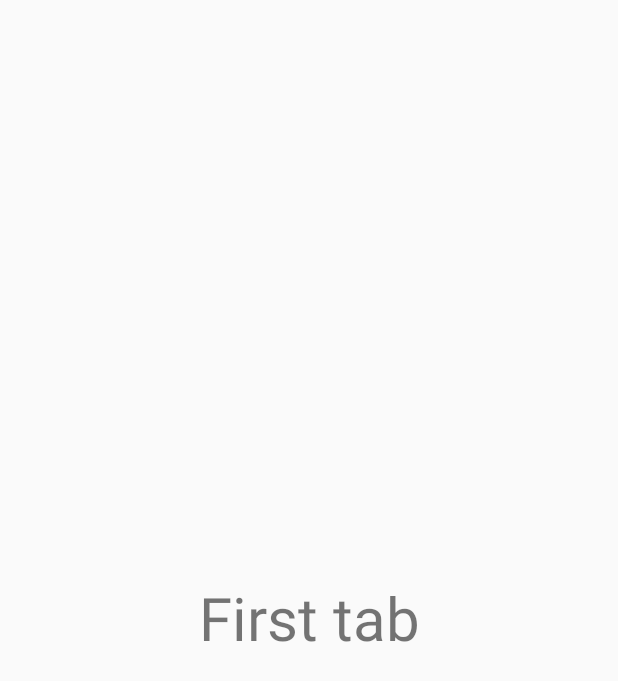
After one commit to jphchou/hatemail, an Android app: the layout fragment_first.xml on its own in the app's theme, with its tools: preview values and no code run, on a phone screen of 412 x 824 dp. The commit adds this screen. Shown: the top 681 px of the screen. Run offline under Robolectric (Android 15) with nearby library versions, the phone set to English and light mode, and no system bars.

Commit message:
shows tabs

```diff
--- /dev/null
+++ b/app/src/main/res/layout/fragment_first.xml
@@ -0,0 +1,14 @@
+<?xml version="1.0" encoding="utf-8"?>
+<FrameLayout xmlns:android="http://schemas.android.com/apk/res/android"
+             xmlns:tools="http://schemas.android.com/tools"
+             android:layout_width="match_parent"
+             android:layout_height="match_parent"
+             tools:context="edu.washington.info448.hatemail.FirstFragment">
+
+    <TextView
+            android:layout_width="match_parent"
+            android:layout_height="match_parent"
+            android:text="First tab"
+            android:textSize="40sp" android:gravity="center"/>
+
+</FrameLayout>
```
Also changed, not shown: app/src/main/java/edu/washington/info448/hatemail/FirstFragment.kt (added, +19 -0 lines), app/src/main/java/edu/washington/info448/hatemail/HistoryFragment.kt (+10 -9 lines), app/src/main/java/edu/washington/info448/hatemail/MainActivity.kt (+9 -4 lines), app/src/main/java/edu/washington/info448/hatemail/MyPagerAdapter.kt (added, +35 -0 lines), app/src/main/res/layout/activity_main.xml (+19 -6 lines), app/src/main/res/layout/fragment_history.xml (+21 -7 lines).
